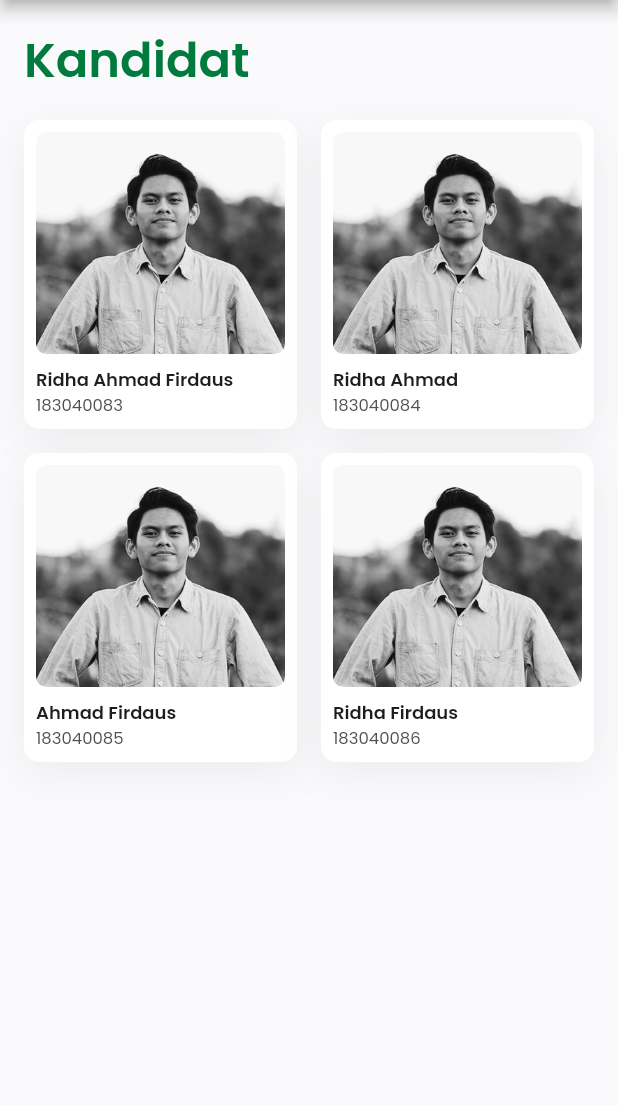
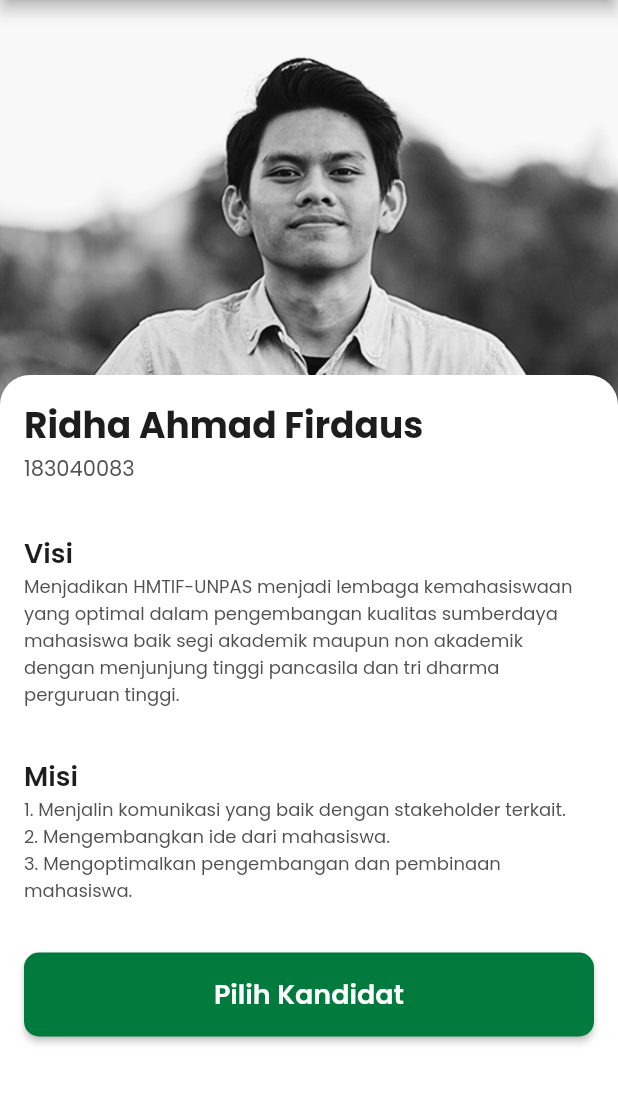
Before and after one commit to RidhaAF/prm_hmtif_unpas, a Flutter app: the VotePage screen opened by its route, after a tap on "Ridha Ahmad Firdaus", on a phone screen of 412 x 824 dp, the part 84-1189 px from its top. Run offline on Flutter 3.47's test engine with Material 2 defaults, Android fonts, the phone set to English and light mode, and no system bars; our stand-ins replace google_fonts.

Commit message:
Update Vote Page

```diff
--- /dev/null
+++ b/lib/ui/pages/detail_vote_page.dart
@@ -0,0 +1,200 @@
+import 'package:flutter/cupertino.dart';
+import 'package:flutter/material.dart';
+import 'package:google_fonts/google_fonts.dart';
+import 'package:prm_hmtif_unpas/ui/pages/vote_page_done.dart';
+
+class DetailVotePage extends StatefulWidget {
+  @override
+  _DetailVotePageState createState() => _DetailVotePageState();
+}
+
+class _DetailVotePageState extends State<DetailVotePage> {
+  @override
+  Widget build(BuildContext context) {
+    return Scaffold(
+      appBar: AppBar(
+        backgroundColor: Color(0XFF007B3D),
+        brightness: Brightness.dark,
+        title: Text(
+          'Vote',
+          style: GoogleFonts.poppins(
+            fontSize: 18,
+            fontWeight: FontWeight.bold,
+          ),
+        ),
+        centerTitle: true,
+      ),
+      body: SingleChildScrollView(
+        child: Stack(
+          children: [
+            Container(
+              height: MediaQuery.of(context).size.height * 0.45,
+              width: double.infinity,
+              decoration: BoxDecoration(
+                image: DecorationImage(
+                  image: AssetImage(
+                    'assets/prof_pic.jpg',
+                  ),
+                  fit: BoxFit.cover,
+                ),
+              ),
+            ),
+            SafeArea(
+              child: Column(
+                children: [
+                  Container(
+                    margin: EdgeInsets.only(top: 250),
+                    height: MediaQuery.of(context).size.height * 0.65,
+                    width: double.infinity,
+                    padding: EdgeInsets.all(16.0),
+                    decoration: BoxDecoration(
+                      borderRadius: BorderRadius.only(
+                        topLeft: Radius.circular(20),
+                        topRight: Radius.circular(20),
+                      ),
+                      color: Colors.white,
+                    ),
+                    child: Column(
+                      crossAxisAlignment: CrossAxisAlignment.start,
+                      children: [
+                        Container(
+                          child: Text(
+                            'Ridha Ahmad Firdaus',
+                            style: GoogleFonts.poppins(
+                              fontSize: 24,
+                              fontWeight: FontWeight.bold,
+                              color: Color(0XFF1D1D1D),
+                            ),
+                          ),
+                        ),
+                        Container(
+                          child: Text(
+                            '183040083',
+                            style: GoogleFonts.poppins(
+                              fontSize: 14,
+                              color: Color(0XFF505050),
+                            ),
+                          ),
+                        ),
+                        Container(
+                          margin: EdgeInsets.only(top: 32.0),
+                          child: Text(
+                            'Visi',
+                            style: GoogleFonts.poppins(
+                              fontSize: 18,
+                              fontWeight: FontWeight.w600,
+                              color: Color(0XFF1D1D1D),
+                            ),
+                          ),
+                        ),
+                        Container(
+                          child: Text(
+                            'Menjadikan HMTIF-UNPAS menjadi lembaga kemahasiswaan yang optimal dalam pengembangan kualitas sumberdaya mahasiswa baik segi akademik maupun non akademik dengan menjunjung tinggi pancasila dan tri dharma perguruan tinggi.',
+                            style: GoogleFonts.poppins(
+                              fontSize: 12,
+                              color: Color(0XFF505050),
+                            ),
+                          ),
+                        ),
+                        Container(
+                          margin: EdgeInsets.only(top: 32.0),
+                          child: Text(
+                            'Misi',
+                            style: GoogleFonts.poppins(
+                              fontSize: 18,
+                              fontWeight: FontWeight.w600,
+                              color: Color(0XFF1D1D1D),
+                            ),
+                          ),
+                        ),
+                        Container(
+                          child: Text(
+                            '1. Menjalin komunikasi yang baik dengan stakeholder terkait. \n2. Mengembangkan ide dari mahasiswa. \n3. Mengoptimalkan pengembangan dan pembinaan mahasiswa.',
+                            style: GoogleFonts.poppins(
+                              fontSize: 12,
+                              color: Color(0XFF505050),
+                            ),
+                          ),
+                        ),
+                        Container(
+                          alignment: Alignment.center,
+                          width: double.infinity,
+                          margin: EdgeInsets.only(top: 32.0),
+                          child: ElevatedButton(
+                            onPressed: () {
+                              showDialog(
+                                context: context,
+                                builder: (_) => AlertDialog(
+                                  title: Text(
+                                    'Vote',
+                                    style: GoogleFonts.poppins(
+                                      fontSize: 18,
+                                      fontWeight: FontWeight.w600,
+                                    ),
+                                  ),
+                                  content: Text(
+                                    'Pilih Ridha Ahmad Firdaus sebagai Ketua HMTIF-UNPAS Periode 2021/2022',
+                                    style: GoogleFonts.poppins(
+                                      fontSize: 14,
+                                    ),
+                                  ),
+                                  actions: [
+                                    TextButton(
+                                      onPressed: () =>
+                                          Navigator.pop(context, 'Batal'),
+                                      child: Text(
+                                        'Batal',
+                                        style: GoogleFonts.poppins(
+                                          fontWeight: FontWeight.w500,
+                                          color: Color(0XFF007B3D),
+                                        ),
+                                      ),
+                                    ),
+                                    TextButton(
+                                      onPressed: () => Navigator.push(
+                                        context,
+                                        MaterialPageRoute(
+                                          builder: (context) => VotePageDone(),
+                                        ),
+                                      ),
+                                      child: Text(
+                                        'Pilih',
+                                        style: GoogleFonts.poppins(
+                                          fontWeight: FontWeight.bold,
+                                          color: Color(0XFF007B3D),
+                                        ),
+                                      ),
+                                    ),
+                                  ],
+                                ),
+                              );
+                            },
+                            style: ElevatedButton.styleFrom(
+                              primary: Color(0XFF007B3D),
+                              minimumSize: Size(380, 56),
+                              shape: RoundedRectangleBorder(
+                                borderRadius: BorderRadius.circular(10),
+                              ),
+                            ),
+                            child: Text(
+                              'Pilih Kandidat',
+                              style: GoogleFonts.poppins(
+                                color: Colors.white,
+                                fontSize: 18,
+                                fontWeight: FontWeight.w600,
+                              ),
+                            ),
+                          ),
+                        ),
+                      ],
+                    ),
+                  ),
+                ],
+              ),
+            ),
+          ],
+        ),
+      ),
+    );
+  }
+}
--- a/lib/ui/pages/vote_page.dart
+++ b/lib/ui/pages/vote_page.dart
@@ -1,11 +1,19 @@
 import 'package:flutter/material.dart';
 import 'package:google_fonts/google_fonts.dart';
+import 'package:prm_hmtif_unpas/ui/pages/detail_vote_page.dart';
 
 class VotePage extends StatelessWidget {
   Widget buildVoteCard(
       BuildContext context, String voteImage, String name, String nrp) {
     return GestureDetector(
-      onTap: () {},
+      onTap: () {
+        Navigator.push(
+          context,
+          MaterialPageRoute(
+            builder: (context) => DetailVotePage(),
+          ),
+        );
+      },
       child: Container(
         margin: EdgeInsets.only(bottom: 16.0),
         padding: EdgeInsets.all(8.0),
```
Also changed, not shown: lib/ui/pages/vote_page_done.dart (added, +43 -0 lines).
